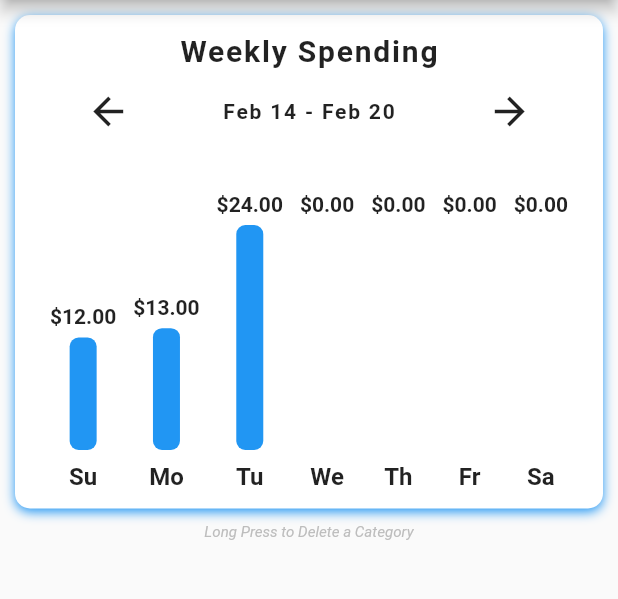
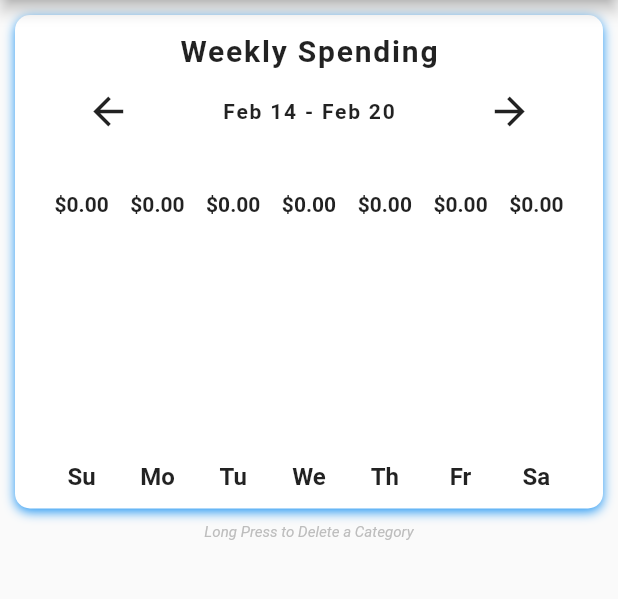
Before and after one commit to lyledane/budgetapp, a Flutter app: the screen it shows after launch, on a phone screen of 412 x 824 dp, the part 150-749 px from its top. Run offline on Flutter 3.47's test engine with Material 2 defaults, Android fonts, the phone set to English and light mode, and no system bars; our stand-ins replace sqflite; accounts and stored records are empty.

Commit message:
sql update

```diff
--- a/lib/data/dummy_data_expenses.dart
+++ b/lib/data/dummy_data_expenses.dart
@@ -1,81 +1,81 @@
-import 'package:flutter_budget_ui/models/expense_model.dart';
+// import 'package:flutter_budget_ui/models/expense_model.dart';
 
-List<Expense> dummyDataExpense = [
-  Expense(
-    itemId: 0,
-    catId: 0,
-    itemName: 'Piattos',
-    itemCost: 12,
-    datePurchased: DateTime.now(),
-  ),
-  Expense(
-    itemId: 1,
-    catId: 1,
-    itemName: 'Couch',
-    itemCost: 12,
-    datePurchased: DateTime.now().subtract(Duration(days: 4)),
-  ),
-  Expense(
-    itemId: 2,
-    catId: 2,
-    itemName: 'Lunch Money',
-    itemCost: 12,
-    datePurchased: DateTime.now(),
-  ),
-  Expense(
-    itemId: 3,
-    catId: 0,
-    itemName: 'Chippy',
-    itemCost: 13,
-    datePurchased: DateTime.now().subtract(Duration(days: 1)),
-  ),
-  Expense(
-    itemId: 4,
-    catId: 1,
-    itemName: 'Chair',
-    itemCost: 12,
-    datePurchased: DateTime.now().subtract(Duration(days: 5)),
-  ),
-  Expense(
-    itemId: 5,
-    catId: 2,
-    itemName: 'Mapeh payment',
-    itemCost: 12,
-    datePurchased: DateTime.now().subtract(Duration(days: 2)),
-  ),
-  Expense(
-    itemId: 6,
-    catId: 0,
-    itemName: 'Piattos',
-    itemCost: 14,
-    datePurchased: DateTime.now().subtract(Duration(days: 3)),
-  ),
-  Expense(
-    itemId: 7,
-    catId: 1,
-    itemName: 'Table',
-    itemCost: 12,
-    datePurchased: DateTime.now().subtract(Duration(days: 7)),
-  ),
-  Expense(
-    itemId: 8,
-    catId: 2,
-    itemName: 'Flute',
-    itemCost: 12,
-    datePurchased: DateTime.now().subtract(Duration(days: 3)),
-  ),
-  Expense(
-    itemId: 9,
-    catId: 0,
-    itemName: 'Piattos',
-    itemCost: 15,
-    datePurchased: DateTime.now().subtract(Duration(days: 4)),
-  ),
-  Expense(
-    itemId: 10,
-    catId: 1,
-    itemName: 'Figurine',
-    itemCost: 12,
-    datePurchased: DateTime.now().subtract(Duration(days: 8)),
-  ),
-];
+// List<Expense> dummyDataExpense = [
+//   Expense(
+//     itemId: 0,
+//     catId: 0,
+//     itemName: 'Piattos',
+//     itemCost: 12,
+//     datePurchased: DateTime.now(),
+//   ),
+//   Expense(
+//     itemId: 1,
+//     catId: 1,
+//     itemName: 'Couch',
+//     itemCost: 12,
+//     datePurchased: DateTime.now().subtract(Duration(days: 4)),
+//   ),
+//   Expense(
+//     itemId: 2,
+//     catId: 2,
+//     itemName: 'Lunch Money',
+//     itemCost: 12,
+//     datePurchased: DateTime.now(),
+//   ),
+//   Expense(
+//     itemId: 3,
+//     catId: 0,
+//     itemName: 'Chippy',
+//     itemCost: 13,
+//     datePurchased: DateTime.now().subtract(Duration(days: 1)),
+//   ),
+//   Expense(
+//     itemId: 4,
+//     catId: 1,
+//     itemName: 'Chair',
+//     itemCost: 12,
+//     datePurchased: DateTime.now().subtract(Duration(days: 5)),
+//   ),
+//   Expense(
+//     itemId: 5,
+//     catId: 2,
+//     itemName: 'Mapeh payment',
+//     itemCost: 12,
+//     datePurchased: DateTime.now().subtract(Duration(days: 2)),
+//   ),
+//   Expense(
+//     itemId: 6,
+//     catId: 0,
+//     itemName: 'Piattos',
+//     itemCost: 14,
+//     datePurchased: DateTime.now().subtract(Duration(days: 3)),
+//   ),
+//   Expense(
+//     itemId: 7,
+//     catId: 1,
+//     itemName: 'Table',
+//     itemCost: 12,
+//     datePurchased: DateTime.now().subtract(Duration(days: 7)),
+//   ),
+//   Expense(
+//     itemId: 8,
+//     catId: 2,
+//     itemName: 'Flute',
+//     itemCost: 12,
+//     datePurchased: DateTime.now().subtract(Duration(days: 3)),
+//   ),
+//   Expense(
+//     itemId: 9,
+//     catId: 0,
+//     itemName: 'Piattos',
+//     itemCost: 15,
+//     datePurchased: DateTime.now().subtract(Duration(days: 4)),
+//   ),
+//   Expense(
+//     itemId: 10,
+//     catId: 1,
+//     itemName: 'Figurine',
+//     itemCost: 12,
+//     datePurchased: DateTime.now().subtract(Duration(days: 8)),
+//   ),
+// ];
--- a/lib/models/expense_model.dart
+++ b/lib/models/expense_model.dart
@@ -1,15 +1,20 @@
 class Expense {
-  final int itemId;
-  final int catId;
-  final String itemName;
-  final double itemCost;
-  final DateTime datePurchased;
+  int expenseId;
+  int catId;
+  String expenseName;
+  String desc;
+  double expenseCost;
+  DateTime datePurchased;
 
-  Expense({
-    this.itemId,
-    this.catId,
-    this.itemName,
-    this.itemCost,
-    this.datePurchased,
-  });
+  expenseMap() {
+    var mapping = Map<String, dynamic>();
+    mapping['desc'] = desc;
+    mapping['expenseId'] = expenseId;
+    mapping['catId'] = catId;
+    mapping['expenseCost'] = expenseCost;
+    mapping['datePurchased'] = datePurchased;
+    mapping['expenseName'] = expenseName;
+
+    return mapping;
+  }
 }
--- a/lib/services/category_service.dart
+++ b/lib/services/category_service.dart
@@ -14,7 +14,11 @@ class CategoryService {
     return _repository.readData('category');
   }
 
-  deleteCategory(int itemId) async {
+  deleteCategory(itemId) async {
     return _repository.deleteData('category', itemId);
   }
+
+  updateCategory(itemId) async {
+    return _repository.updateData('category', itemId);
+  }
 }
--- /dev/null
+++ b/lib/services/expense_services.dart
@@ -0,0 +1,20 @@
+import 'package:flutter_budget_ui/models/expense_model.dart';
+import 'package:flutter_budget_ui/repositories/repository.dart';
+
+class ExpenseService {
+  Repository _repository;
+  ExpenseService() {
+    _repository = Repository();
+  }
+  saveExpense(Expense category) async {
+    return await _repository.insertData('expense', category.expenseMap());
+  }
+
+  deleteExpense(itemId) async {
+    return _repository.deleteData('expense', itemId);
+  }
+
+  getExpenses() async {
+    return _repository.readData('expense');
+  }
+}
--- a/lib/widgets/bar_chart.dart
+++ b/lib/widgets/bar_chart.dart
@@ -1,6 +1,6 @@
 import 'package:flutter/material.dart';
-import 'package:flutter_budget_ui/data/dummy_data_expenses.dart';
 import 'package:flutter_budget_ui/models/expense_model.dart';
+import 'package:flutter_budget_ui/services/expense_services.dart';
 import 'package:intl/intl.dart';
 
 class BarChart extends StatefulWidget {
@@ -10,27 +10,50 @@ class BarChart extends StatefulWidget {
 
 class _BarChartState extends State<BarChart> {
   DateTime date = DateTime.now();
+  var _expenseList;
+
+  var _categoryService = ExpenseService();
   @override
   void initState() {
     while (date.weekday != DateTime.saturday) {
       date = date.add(Duration(days: 1));
     }
+    getAllExpenses();
     super.initState();
+  }
+
+  getAllExpenses() async {
+    setState(() {
+      _expenseList = List<Expense>();
+    });
+    var categories = await _categoryService.getExpenses();
+    categories.forEach((expense) {
+      setState(() {
+        var expenseModel = Expense();
+        expenseModel.desc = expense['desc'];
+        expenseModel.expenseId = expense['expenseId'];
+        expenseModel.catId = expense['catId'];
+        expenseModel.expenseCost = expense['expenseCost'];
+        expenseModel.datePurchased = expense['datePurchased'];
+        expenseModel.expenseName = expense['expenseName'];
+        _expenseList.add(expenseModel);
+      });
+    });
   }
 
   @override
   Widget build(BuildContext context) {
     double mostExpensive = 0;
     List<double> expenses = [];
-    List<Expense> week = dummyDataExpense;
     DateTime dateTrav = date;
 
     for (var i = 0; i < 7; i++) {
       double sum = 0;
-      for (var a = 0; a < week.length; a++) {
+      for (var a = 0; a < _expenseList.length; a++) {
         if (DateFormat.MMMd('en_US').format(dateTrav) ==
-            DateFormat.MMMd('en_US').format(week[a].datePurchased))
-          sum += week[a].itemCost;
+            DateFormat.MMMd('en_US')
+                .format(DateTime.parse(_expenseList[a].datePurchased)))
+          sum += _expenseList[a].expenseCost;
       }
       if (sum > mostExpensive) {
         mostExpensive = sum;
```
Also changed, not shown: lib/repositories/database_connection.dart (+11 -5 lines), lib/repositories/repository.dart (+21 -4 lines), lib/screens/addEdit.dart (+29 -2 lines), lib/screens/add_screen.dart (+24 -13 lines), lib/screens/addedit_screen.dart (deleted, +0 -147 lines), lib/screens/category_screen.dart (+40 -7 lines), lib/screens/home_screen.dart (+13 -21 lines), lib/main.dart (line endings or trailing spaces), lib/models/category_model.dart (line endings or trailing spaces), 1 other file.
